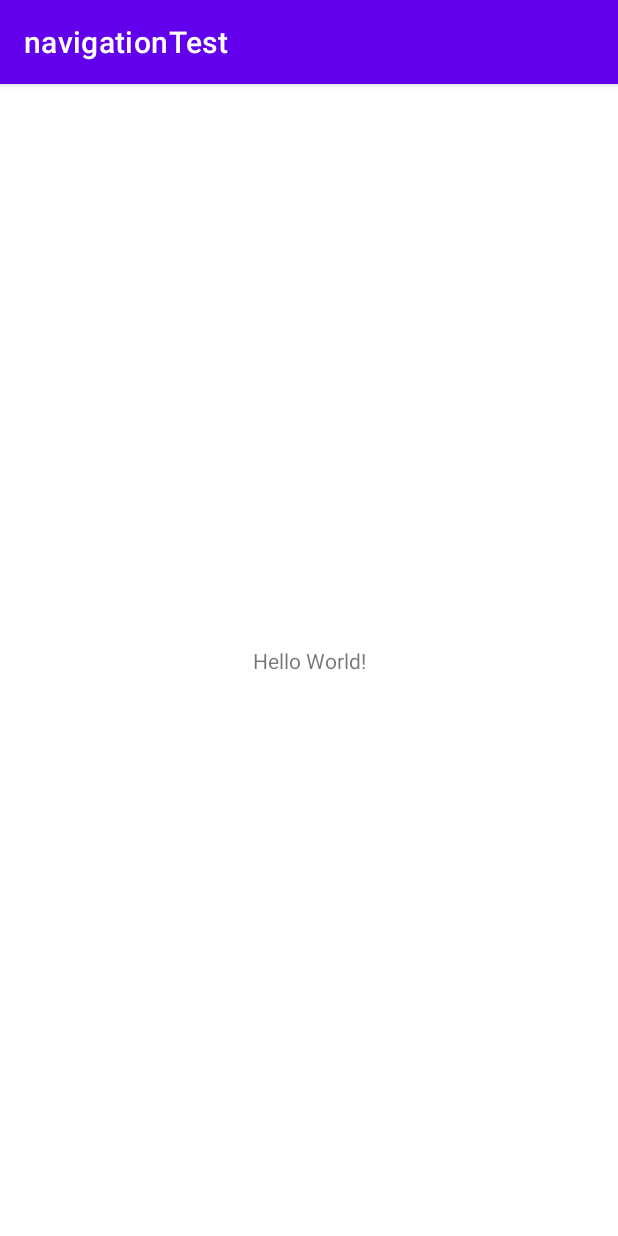
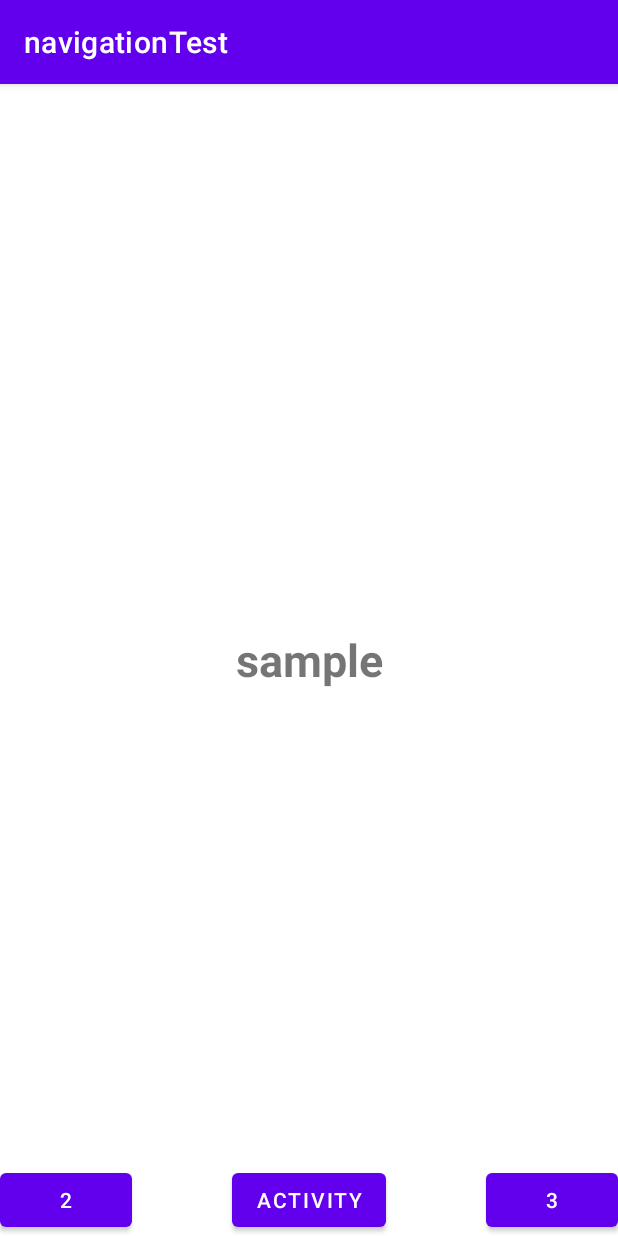
Before and after one commit to hackyeon/navigation, an Android app: the screen it shows after launch (MainActivity), on a phone screen of 412 x 824 dp. Run offline under Robolectric (Android 15) with nearby library versions, the phone set to English and light mode, and no system bars.

Commit message:
navigation

```diff
--- a/app/src/main/AndroidManifest.xml
+++ b/app/src/main/AndroidManifest.xml
@@ -10,6 +10,9 @@
         android:supportsRtl="true"
         android:theme="@style/Theme.NavigationTest">
         <activity
+            android:name=".TestActivity"
+            android:exported="true" />
+        <activity
             android:name=".MainActivity"
             android:exported="true">
             <intent-filter>
--- a/app/src/main/java/com/hackyeon/navigationtest/MainActivity.kt
+++ b/app/src/main/java/com/hackyeon/navigationtest/MainActivity.kt
@@ -2,10 +2,38 @@ package com.hackyeon.navigationtest
 
 import androidx.appcompat.app.AppCompatActivity
 import android.os.Bundle
+import android.util.Log
+import android.view.View
+import android.widget.Button
+import androidx.navigation.findNavController
+import androidx.navigation.fragment.NavHostFragment
+import com.hackyeon.navigationtest.databinding.ActivityMainBinding
+import com.hackyeon.navigationtest.fragment.SampleFragmentDirections
 
-class MainActivity : AppCompatActivity() {
+class MainActivity : AppCompatActivity(), View.OnClickListener {
+    private lateinit var binding: ActivityMainBinding
+
     override fun onCreate(savedInstanceState: Bundle?) {
         super.onCreate(savedInstanceState)
-        setContentView(R.layout.activity_main)
+        binding = ActivityMainBinding.inflate(layoutInflater)
+        setContentView(binding.root)
+
+        val navHostFragment =
+            supportFragmentManager.findFragmentById(R.id.nav_sample_fragment) as NavHostFragment
+        val navController = navHostFragment.navController
+
+        binding.secondButton.setOnClickListener(this)
+        binding.thirdButton.setOnClickListener(this)
+        binding.activityButton.setOnClickListener(this)
+    }
+
+    override fun onClick(view: View?) {
+        view as Button
+        val action = when (view.text) {
+            "2" -> SampleFragmentDirections.actionSampleFragmentToSecondFragment()
+            "3" -> SampleFragmentDirections.actionSampleFragmentToThirdFragment()
+            else -> SampleFragmentDirections.actionSampleFragmentToTestActivity()
+        }
+        binding.navSampleFragment.findNavController().navigate(action)
     }
 }
--- /dev/null
+++ b/app/src/main/java/com/hackyeon/navigationtest/fragment/SampleFragment.kt
@@ -0,0 +1,27 @@
+package com.hackyeon.navigationtest.fragment
+
+import android.os.Bundle
+import androidx.fragment.app.Fragment
+import android.view.LayoutInflater
+import android.view.View
+import android.view.ViewGroup
+import com.hackyeon.navigationtest.R
+import com.hackyeon.navigationtest.databinding.FragmentSampleBinding
+
+
+class SampleFragment : Fragment() {
+    private lateinit var binding: FragmentSampleBinding
+
+    override fun onCreate(savedInstanceState: Bundle?) {
+        super.onCreate(savedInstanceState)
+    }
+
+    override fun onCreateView(
+        inflater: LayoutInflater, container: ViewGroup?,
+        savedInstanceState: Bundle?
+    ): View? {
+        binding = FragmentSampleBinding.inflate(inflater, container, false)
+        return binding.root
+    }
+
+}
--- a/app/src/main/res/layout/activity_main.xml
+++ b/app/src/main/res/layout/activity_main.xml
@@ -3,16 +3,46 @@
     xmlns:app="http://schemas.android.com/apk/res-auto"
     xmlns:tools="http://schemas.android.com/tools"
     android:layout_width="match_parent"
+    android:id="@+id/main"
     android:layout_height="match_parent"
     tools:context=".MainActivity">
 
-    <TextView
+
+    <androidx.fragment.app.FragmentContainerView
+        android:layout_width="0dp"
+        android:layout_height="0dp"
+        app:layout_constraintTop_toTopOf="parent"
+        app:layout_constraintEnd_toEndOf="parent"
+        app:layout_constraintBottom_toBottomOf="parent"
+        app:layout_constraintStart_toStartOf="parent"
+        android:id="@+id/nav_sample_fragment"
+        android:name="androidx.navigation.fragment.NavHostFragment"
+        app:defaultNavHost="true"
+        app:navGraph="@navigation/nav_graph" />
+
+    <Button
+        android:id="@+id/secondButton"
         android:layout_width="wrap_content"
         android:layout_height="wrap_content"
-        android:text="Hello World!"
         app:layout_constraintBottom_toBottomOf="parent"
-        app:layout_constraintLeft_toLeftOf="parent"
-        app:layout_constraintRight_toRightOf="parent"
-        app:layout_constraintTop_toTopOf="parent" />
+        app:layout_constraintStart_toStartOf="parent"
+        android:text="2"/>
+
+    <Button
+        android:id="@+id/thirdButton"
+        android:layout_width="wrap_content"
+        android:layout_height="wrap_content"
+        app:layout_constraintBottom_toBottomOf="parent"
+        app:layout_constraintEnd_toEndOf="parent"
+        android:text="3"/>
+
+    <Button
+        android:layout_width="wrap_content"
+        android:layout_height="wrap_content"
+        android:id="@+id/activityButton"
+        app:layout_constraintBottom_toBottomOf="parent"
+        app:layout_constraintStart_toStartOf="parent"
+        app:layout_constraintEnd_toEndOf="parent"
+        android:text="activity"/>
 
 </androidx.constraintlayout.widget.ConstraintLayout>
--- /dev/null
+++ b/app/src/main/res/layout/fragment_sample.xml
@@ -0,0 +1,16 @@
+<?xml version="1.0" encoding="utf-8"?>
+<FrameLayout xmlns:android="http://schemas.android.com/apk/res/android"
+    xmlns:tools="http://schemas.android.com/tools"
+    android:layout_width="match_parent"
+    android:layout_height="match_parent"
+    tools:context=".fragment.SampleFragment">
+
+    <TextView
+        android:layout_width="match_parent"
+        android:layout_height="match_parent"
+        android:text="sample"
+        android:gravity="center"
+        android:textSize="30dp"
+        android:textStyle="bold"/>
+
+</FrameLayout>
--- /dev/null
+++ b/app/src/main/res/navigation/nav_graph.xml
@@ -0,0 +1,41 @@
+<?xml version="1.0" encoding="utf-8"?>
+<navigation xmlns:android="http://schemas.android.com/apk/res/android"
+    xmlns:app="http://schemas.android.com/apk/res-auto"
+    xmlns:tools="http://schemas.android.com/tools"
+    android:id="@+id/nav_graph"
+    app:startDestination="@id/sampleFragment">
+
+
+    <fragment
+        android:id="@+id/sampleFragment"
+        android:name="com.hackyeon.navigationtest.fragment.SampleFragment"
+        android:label="fragment_sample"
+        tools:layout="@layout/fragment_sample" >
+        <action
+            android:id="@+id/action_sampleFragment_to_secondFragment"
+            app:destination="@id/secondFragment" />
+        <action
+            android:id="@+id/action_sampleFragment_to_thirdFragment"
+            app:destination="@id/thirdFragment" />
+        <action
+            android:id="@+id/action_sampleFragment_to_testActivity"
+            app:destination="@id/testActivity" />
+    </fragment>
+
+    <fragment
+        android:id="@+id/secondFragment"
+        android:name="com.hackyeon.navigationtest.fragment.SecondFragment"
+        android:label="fragment_second"
+        tools:layout="@layout/fragment_second" />
+    <fragment
+        android:id="@+id/thirdFragment"
+        android:name="com.hackyeon.navigationtest.fragment.ThirdFragment"
+        android:label="fragment_third"
+        tools:layout="@layout/fragment_third" />
+    <activity
+        android:id="@+id/testActivity"
+        android:name="com.hackyeon.navigationtest.TestActivity"
+        android:label="activity_test"
+        tools:layout="@layout/activity_test" />
+
+</navigation>
--- a/app/src/main/res/values/strings.xml
+++ b/app/src/main/res/values/strings.xml
@@ -1,3 +1,5 @@
 <resources>
     <string name="app_name">navigationTest</string>
+    <!-- TODO: Remove or change this placeholder text -->
+    <string name="hello_blank_fragment">Hello blank fragment</string>
 </resources>
--- a/build.gradle
+++ b/build.gradle
@@ -8,6 +8,7 @@ buildscript {
         classpath "com.android.tools.build:gradle:7.0.0"
         classpath "org.jetbrains.kotlin:kotlin-gradle-plugin:1.5.20"
 
+        classpath "androidx.navigation:navigation-safe-args-gradle-plugin:2.3.5"
         // NOTE: Do not place your application dependencies here; they belong
         // in the individual module build.gradle files
     }
```
Also changed, not shown: app/build.gradle (+11 -0 lines), app/src/main/java/com/hackyeon/navigationtest/TestActivity.kt (added, +11 -0 lines), app/src/main/java/com/hackyeon/navigationtest/fragment/SecondFragment.kt (added, +21 -0 lines), app/src/main/java/com/hackyeon/navigationtest/fragment/ThirdFragment.kt (added, +25 -0 lines), app/src/main/res/layout/activity_test.xml (added, +21 -0 lines), app/src/main/res/layout/fragment_second.xml (added, +17 -0 lines), app/src/main/res/layout/fragment_third.xml (added, +16 -0 lines), gradle.properties (line endings or trailing spaces).
